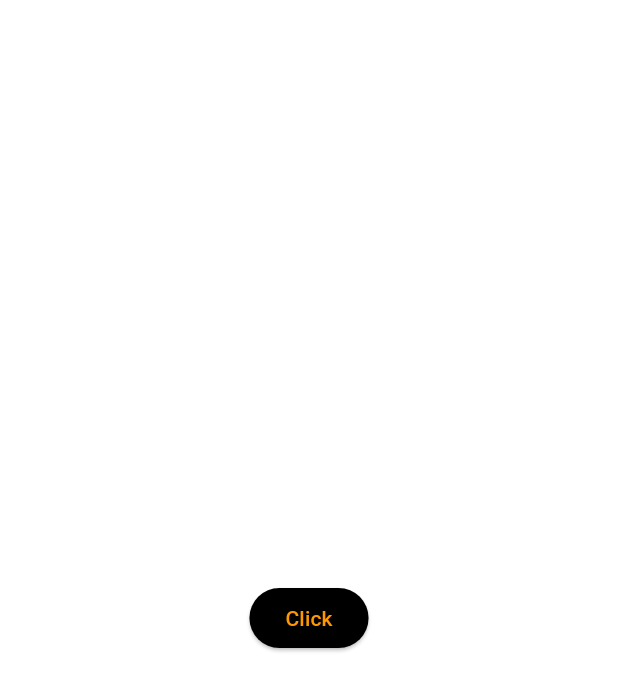
After one commit to Waseem-Dar/ChatApp, a Flutter app: the FlutterChallenge screen opened directly, after a tap on "Click", on a phone screen of 412 x 824 dp. The commit adds this screen. Shown: the top 691 px of the screen. Run offline on Flutter 3.47's test engine with Material 3 defaults, Android fonts, the phone set to English and light mode, and no system bars; our stand-ins replace country_picker, firebase_core, flutter_toggle_tab, google_fonts, google_maps_flutter, location; missing offline and left inert: animation_list; accounts and stored records are empty.

Commit message:
Set directory and files

```diff
--- a/lib/screens/auth_screens/createAccount_screen.dart
+++ b/lib/screens/auth_screens/createAccount_screen.dart
@@ -50,6 +50,7 @@ class _CreateAccountScreenState extends State<CreateAccountScreen> {
                     const SizedBox(),
                   ],
                 ),
+                                                                //----------    User Inputs (FirstName,LastName,UserName,EmailAddress,)
                 const SizedBox(height: 40,),
                 UserWidget.labelText("First Name"),
                 TextFieldWidget(hintText: "Enter your first name",controller: firstNameController),
@@ -64,6 +65,7 @@ class _CreateAccountScreenState extends State<CreateAccountScreen> {
                 TextFieldWidget(hintText: "Enter your email address",controller: emailController),
                 const SizedBox(height: 10,),
                 UserWidget.labelText("Country"),
+                                                                  //----------  Country Input
                 SizedBox(
                   height: 36,
                   child: TextFormField(
@@ -109,6 +111,7 @@ class _CreateAccountScreenState extends State<CreateAccountScreen> {
                       )
                   ),
                 ),
+                                                                  //----------  PhoneNumber Input
                 const SizedBox(height: 10,),
                 UserWidget.labelText("Phone No"),
                 Row(
@@ -129,6 +132,7 @@ class _CreateAccountScreenState extends State<CreateAccountScreen> {
                     Expanded(child: TextFieldWidget(hintText: "Phone no",controller: phoneNoController,))
                   ],
                 ),
+                                                                   //---------- UserInput  (Password,ConfirmPassword)
                 const SizedBox(height: 10,),
                 UserWidget.labelText("Password"),
                 TextFieldWidget(hintText: "Enter your password",controller: passwordController),
@@ -136,7 +140,7 @@ class _CreateAccountScreenState extends State<CreateAccountScreen> {
                 UserWidget.labelText("Confirm Password"),
                 TextFieldWidget(hintText: "Confirm your password",controller: confirmPasswordController),
                 const SizedBox(height: 36,),
-                                                           // Registration button
+                                                                 //------------ Registration button
                 InkWell(
                   borderRadius: BorderRadius.circular(25),
                   onTap: () {
--- a/lib/screens/auth_screens/signin_screen.dart
+++ b/lib/screens/auth_screens/signin_screen.dart
@@ -3,6 +3,7 @@ import 'package:flutter/material.dart';
 import 'package:google_fonts/google_fonts.dart';
 import '../../main.dart';
 import '../../widgets/user_widgets.dart';
+import '../usersPages/Flutter_Challange.dart';
 
 class SignInScreen extends StatefulWidget {
   const SignInScreen({super.key});
@@ -30,6 +31,7 @@ class _SignInScreenState extends State<SignInScreen> {
                      mainAxisAlignment: MainAxisAlignment.center,
                      children: [
                        const SizedBox(height: 40,),
+                                                                   //---------- Logo & AppName
                        Container(
                          height: 100,
                          width: 100,
@@ -62,6 +64,7 @@ class _SignInScreenState extends State<SignInScreen> {
                         ),
                         textAlign: TextAlign.center,
                       ),
+                                                              //--------------  UserInputs (Email & Password)
                       const SizedBox(height: 60,),
                       UserWidget.labelText("Email"),
                       UserWidget.textField(nameController, "Email"),
@@ -117,7 +120,7 @@ class _SignInScreenState extends State<SignInScreen> {
                                 scale: 0.6,
                                 child: Checkbox(
                                   visualDensity: const VisualDensity(horizontal: -4,vertical: -4),
-                                  fillColor: const MaterialStatePropertyAll(Color(0xFF595959)),
+                                  fillColor: const WidgetStatePropertyAll(Color(0xFF595959)),
                                   value:checkBox , onChanged: (newValue) {
                                   checkBox = newValue!;
                                   setState(() {});
@@ -133,7 +136,7 @@ class _SignInScreenState extends State<SignInScreen> {
                         ),
                       ),
                       const SizedBox(height: 35,),
-                                                             // Sign In button
+                                                                //-----------   Sign In button
                       InkWell(
                         borderRadius: BorderRadius.circular(25),
                         onTap: () {
@@ -150,7 +153,7 @@ class _SignInScreenState extends State<SignInScreen> {
                         ),
                       ),
                       const SizedBox(height: 28,),
-                                                              // Text button
+                                                              //----------      Text button
                      InkWell(
                        onTap: () {
                          Navigator.push(context, MaterialPageRoute(builder: (context) => const CreateAccountScreen(),));
--- a/lib/screens/profilePages/about_spher_screen.dart
+++ b/lib/screens/profilePages/about_spher_screen.dart
@@ -1,4 +1,4 @@
-import 'package:chat_app/widgets/constant.dart';
+import 'package:chat_app/utils/app_constant.dart';
 import 'package:flutter/material.dart';
 import 'package:google_fonts/google_fonts.dart';
 
--- a/lib/screens/profilePages/add_new_place_screen.dart
+++ b/lib/screens/profilePages/add_new_place_screen.dart
@@ -1,5 +1,5 @@
 import 'dart:developer';
-import 'package:chat_app/widgets/constant.dart';
+import 'package:chat_app/utils/app_constant.dart';
 import 'package:chat_app/widgets/add_location_map.dart';
 import 'package:flutter/material.dart';
 import 'package:google_fonts/google_fonts.dart';
--- a/lib/screens/profilePages/delete_place_screen.dart
+++ b/lib/screens/profilePages/delete_place_screen.dart
@@ -1,4 +1,4 @@
-import 'package:chat_app/widgets/constant.dart';
+import 'package:chat_app/utils/app_constant.dart';
 import 'package:flutter/material.dart';
 import 'package:google_fonts/google_fonts.dart';
 import 'package:google_maps_flutter/google_maps_flutter.dart';
--- a/lib/screens/profilePages/my_contacts_screen.dart
+++ b/lib/screens/profilePages/my_contacts_screen.dart
@@ -1,7 +1,7 @@
 import 'package:flutter/material.dart';
 import 'package:google_fonts/google_fonts.dart';
 import 'package:flutter_toggle_tab/flutter_toggle_tab.dart';
-import '../../widgets/constant.dart';
+import '../../utils/app_constant.dart';
 
 class MyContactsScreen extends StatefulWidget {
   const MyContactsScreen({super.key});
@@ -35,7 +35,7 @@ class _MyContactsScreenState extends State<MyContactsScreen> {
                       fontWeight: FontWeight.w500,fontSize: 20,color: Colors.black),textAlign: TextAlign.center,),
                  InkWell(
                    borderRadius: BorderRadius.circular(12),
-                   overlayColor: const MaterialStatePropertyAll(Colors.transparent),
+                   overlayColor: const WidgetStatePropertyAll(Colors.transparent),
                    onTap: () {},
                    child: Container(
                      margin: const EdgeInsets.symmetric(horizontal: 10),
--- a/lib/screens/profilePages/my_places_screen.dart
+++ b/lib/screens/profilePages/my_places_screen.dart
@@ -1,6 +1,6 @@
 import 'package:chat_app/screens/profilePages/add_new_place_screen.dart';
 import 'package:chat_app/screens/profilePages/delete_place_screen.dart';
-import 'package:chat_app/widgets/constant.dart';
+import 'package:chat_app/utils/app_constant.dart';
 import 'package:flutter/material.dart';
 import 'package:google_fonts/google_fonts.dart';
 import 'package:google_maps_flutter/google_maps_flutter.dart';
--- a/lib/screens/profilePages/privacy_details_screen.dart
+++ b/lib/screens/profilePages/privacy_details_screen.dart
@@ -1,4 +1,4 @@
-import 'package:chat_app/widgets/constant.dart';
+import 'package:chat_app/utils/app_constant.dart';
 import 'package:flutter/material.dart';
 import 'package:google_fonts/google_fonts.dart';
 import '../../widgets/user_widgets.dart';
--- a/lib/screens/profilePages/terms_details_screen.dart
+++ b/lib/screens/profilePages/terms_details_screen.dart
@@ -1,4 +1,4 @@
-import 'package:chat_app/widgets/constant.dart';
+import 'package:chat_app/utils/app_constant.dart';
 import 'package:flutter/material.dart';
 import 'package:google_fonts/google_fonts.dart';
 import '../../widgets/user_widgets.dart';
--- /dev/null
+++ b/lib/screens/usersPages/Flutter_Challange.dart
@@ -0,0 +1,55 @@
+import 'package:flutter/material.dart';
+
+class FlutterChallenge extends StatefulWidget {
+  const FlutterChallenge({super.key});
+
+  @override
+  State<FlutterChallenge> createState() => _FlutterChallengeState();
+}
+
+class _FlutterChallengeState extends State<FlutterChallenge> {
+  int clickCount = 0;
+  void toggleColors() {
+    setState(() {
+      clickCount = (clickCount + 1) % 3;
+    });
+  }
+
+  @override
+  Widget build(BuildContext context) {
+    Color backgroundColor;
+    Color buttonColor;
+    Color textColor;
+
+    if (clickCount == 0) {
+      backgroundColor = Colors.black;
+      buttonColor = Colors.orange;
+      textColor = Colors.white;
+    } else if (clickCount == 1) {
+      backgroundColor = Colors.white;
+      buttonColor = Colors.black;
+      textColor = Colors.orange;
+    } else {
+      backgroundColor = Colors.orange;
+      buttonColor = Colors.white;
+      textColor = Colors.black;
+    }
+    return Scaffold(
+      backgroundColor: backgroundColor,
+      body: Center(
+        child: ElevatedButton(
+          style: ElevatedButton.styleFrom(
+            backgroundColor: buttonColor,
+          ),
+          onPressed: toggleColors,
+          child: Text(
+            "Click",
+            style: TextStyle(
+              color: textColor,
+            ),
+          ),
+        ),
+      ),
+    );
+  }
+}
--- a/lib/screens/usersPages/users_screen.dart
+++ b/lib/screens/usersPages/users_screen.dart
@@ -1,8 +1,9 @@
 import 'package:chat_app/screens/usersPages/chat_screen.dart';
-import 'package:chat_app/widgets/constant.dart';
+import 'package:chat_app/utils/app_constant.dart';
 import 'package:flutter/material.dart';
 import 'package:google_fonts/google_fonts.dart';
 import '../profilePages/new_message_screen.dart';
+import  'package:animation_list/animation_list.dart';
 
 class UsersScreen extends StatefulWidget {
   const UsersScreen({super.key});
--- a/pubspec.yaml
+++ b/pubspec.yaml
@@ -47,6 +47,8 @@ dependencies:
   location: ^5.0.3
   flutter_speed_dial: ^7.0.0
   cupertino_icons: ^1.0.2
+  animation_list: ^3.0.0
+  riverpod: ^2.5.1
 
 
   # The following adds the Cupertino Icons font to your application.
```
Also changed, not shown: lib/models/message_model/message_model.dart (renamed from lib/model/message_model.dart), lib/models/user_model/user_model.dart (renamed from lib/model/user_model.dart), lib/services/firebase_services.dart (added), lib/utils/app_colors.dart (added), lib/utils/app_constant.dart (renamed from lib/widgets/constant.dart), lib/utils/app_strings.dart (added), pubspec.lock, 2 other files. Lines whose indentation alone changed are shown as unchanged.
